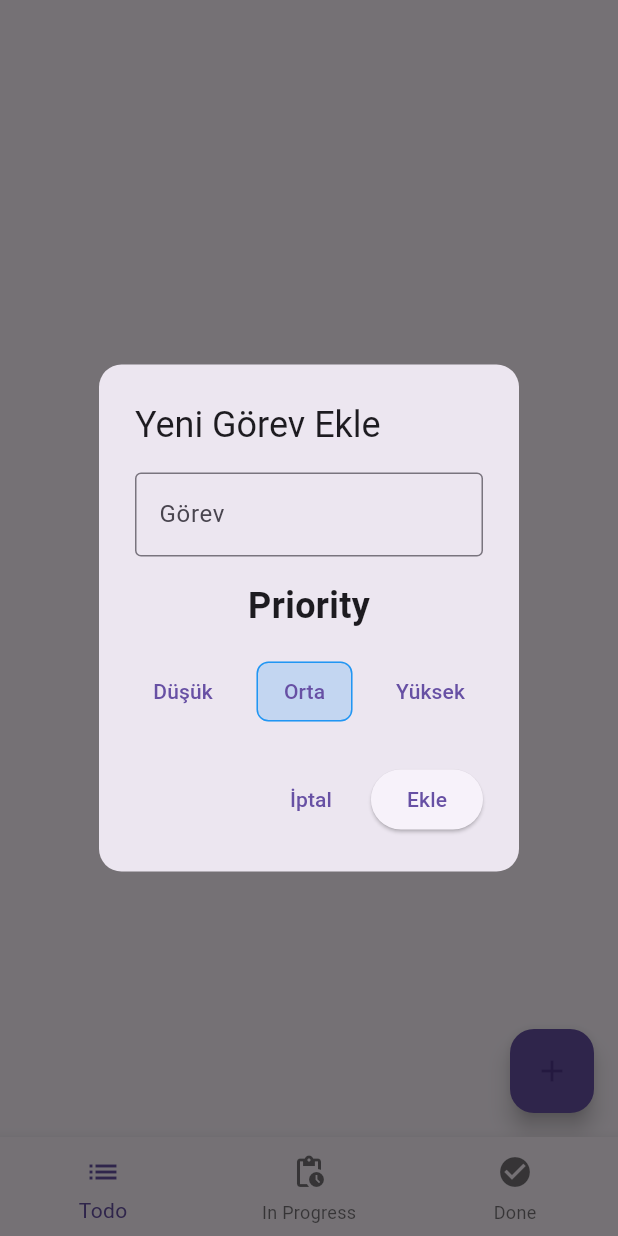
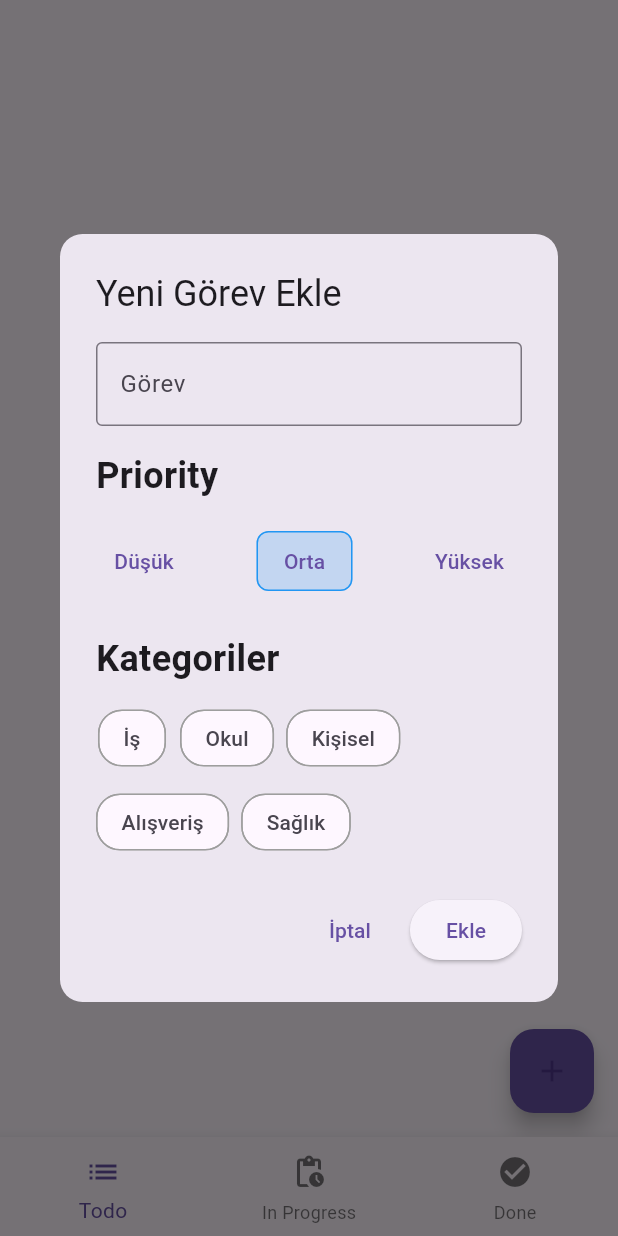
Before and after one commit to MertAliUzun/todo_app, a Flutter app: the screen it shows after launch, after a tap on the "add" icon, on a phone screen of 412 x 824 dp. Run offline on Flutter 3.47's test engine with Material 3 defaults, Android fonts, the phone set to English and light mode, and no system bars; our stand-ins replace flutter_bloc, isar; missing offline and left inert: safe_int_id; accounts and stored records are empty; generated files the repository leaves out were written again.

Commit message:
v 1.0 (added choose category section when adding todo)

```diff
--- a/lib/presentation/todo_view.dart
+++ b/lib/presentation/todo_view.dart
@@ -17,7 +17,17 @@ class _TodoViewState extends State<TodoView> {
   void _showAddTodoBox(BuildContext context) {
     final todoCubit = context.read<TodoCubit>();
     final textController = TextEditingController();
+    final customCategoryController = TextEditingController();
     int selectedPriority = 1; // Default olarak Medium (1) seçili
+
+    // Önceden tanımlanmış kategoriler
+    final List<String> predefinedCategories = ['İş', 'Okul', 'Kişisel', 'Alışveriş', 'Sağlık'];
+
+    // Seçilen kategorileri tutmak için set
+    Set<String> selectedCategories = {};
+
+    // Özel kategori ekleme modu
+    bool isAddingCustomCategory = false;
 
     showDialog(
       context: context,
@@ -27,8 +37,10 @@ class _TodoViewState extends State<TodoView> {
             return AlertDialog(
               title: const Text('Yeni Görev Ekle'),
               shape: RoundedRectangleBorder(borderRadius: BorderRadius.circular(15)),
-              content: Column(
+              content: SingleChildScrollView(
+                child: Column(
                   mainAxisSize: MainAxisSize.min,
+                  crossAxisAlignment: CrossAxisAlignment.start,
                   children: [
                     TextField(
                       controller: textController,
@@ -39,6 +51,7 @@ class _TodoViewState extends State<TodoView> {
                     ),
                     const SizedBox(height: 16),
                     Column(
+                      crossAxisAlignment: CrossAxisAlignment.start,
                       children: [
                         Text('Priority',
                         style: TextStyle(
@@ -105,7 +118,69 @@ class _TodoViewState extends State<TodoView> {
                         ),
                       ],
                     ),
+                    const SizedBox(height: 24),
+                    Column(
+                      crossAxisAlignment: CrossAxisAlignment.start,
+                      children: [
+                        Text(
+                          'Kategoriler',
+                          style: TextStyle(
+                            fontWeight: FontWeight.bold,
+                            fontSize: 24
+                          ),
+                        ),
+                        const SizedBox(height: 12),
+                        // Kategori chip'leri
+                        Wrap(
+                          spacing: 8,
+                          runSpacing: 8,
+                          children: [
+                            ...predefinedCategories.map((category) {
+                              final isSelected = selectedCategories.contains(category);
+                              return FilterChip(
+                                label: Text(category),
+                                selected: isSelected,
+                                onSelected: (selected) {
+                                  setState(() {
+                                    if (selected) {
+                                      selectedCategories.add(category);
+                                    } else {
+                                      selectedCategories.remove(category);
+                                    }
+                                  });
+                                },
+                                selectedColor: Colors.blue.withOpacity(0.2),
+                                checkmarkColor: Colors.blue,
+                                shape: RoundedRectangleBorder(
+                                  borderRadius: BorderRadius.circular(16),
+                                  side: BorderSide(
+                                    color: isSelected ? Colors.blue : Colors.grey,
+                                  ),
+                                ),
+                              );
+                            }),
+
+                            // Seçilen özel kategoriler
+                            ...selectedCategories
+                                .where((cat) => !predefinedCategories.contains(cat))
+                                .map((category) {
+                              return InputChip(
+                                label: Text(category),
+                                onDeleted: () {
+                                  setState(() {
+                                    selectedCategories.remove(category);
+                                  });
+                                },
+                                backgroundColor: Colors.blue.withOpacity(0.2),
+                                deleteIconColor: Colors.blue,
+                              );
+                            }),
                           ],
+                        ),
+                      ],
+                    ),
+                  ],
+                ),
               ),
               actions: [
                 TextButton(
@@ -114,7 +189,13 @@ class _TodoViewState extends State<TodoView> {
                 ),
                 ElevatedButton(
                   onPressed: () {
-                    todoCubit.addTodo(textController.text, selectedPriority);
+                    todoCubit.addTodo(
+                      textController.text,
+                      selectedPriority,
+                      categories: selectedCategories.isNotEmpty
+                          ? selectedCategories.toList()
+                          : null,
+                    );
                     Navigator.of(context).pop();
                   },
                   child: const Text('Ekle'),
```
Also changed, not shown: lib/presentation/todo_cubit.dart (+8 -2 lines), lib/presentation/widgets/todo_card_widget.dart (+52 -4 lines). Lines whose indentation alone changed are shown as unchanged.
